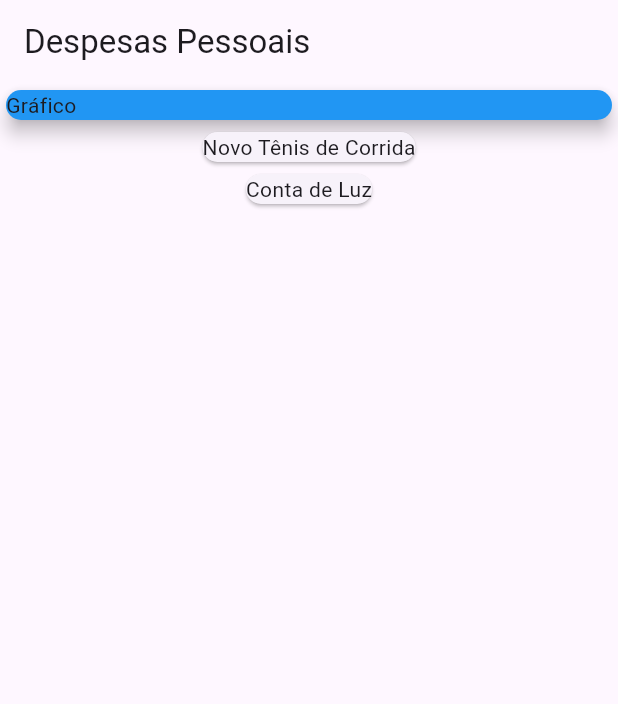
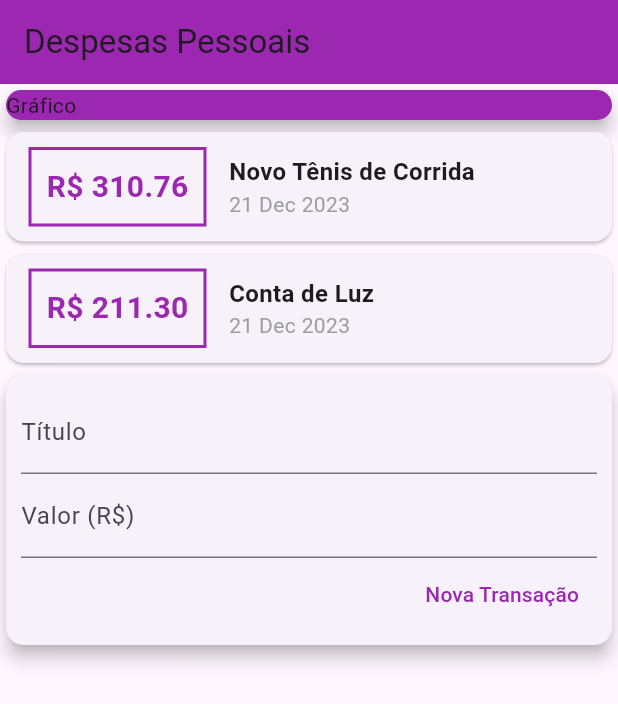
Before and after one commit to GabrielHR0sa/Learning_Flutter, a Flutter app: the screen it shows after launch, on a phone screen of 412 x 824 dp. Shown: the top 704 px of the screen. Run offline on Flutter 3.47's test engine with Material 3 defaults, Android fonts, the phone set to English and light mode, and no system bars.

```diff
--- a/expenses/lib/main.dart
+++ b/expenses/lib/main.dart
@@ -1,22 +1,25 @@
-import 'package:expenses/models/transaction.dart';
 import 'package:flutter/material.dart';
+import 'models/transaction.dart';
+import 'package:intl/intl.dart';
 
-void main() {
-  runApp(const ExpensesApp());
-}
+main() => runApp(const ExpensesApp());
 
 class ExpensesApp extends StatelessWidget {
-  const ExpensesApp({super.key});
-
+  const ExpensesApp({Key? key}) : super(key: key);
   @override
   Widget build(BuildContext context) {
     return MaterialApp(
-      home: MyHomePage(),
-    );
+        theme: ThemeData(appBarTheme: AppBarTheme(color: Colors.purple)),
+        home: MyHomePage());
   }
 }
 
 class MyHomePage extends StatelessWidget {
+  MyHomePage({Key? key}) : super(key: key);
+
+  final titleController = TextEditingController();
+  final valueController = TextEditingController();
+
   final _transactions = [
     Transaction(
       id: 't1',
@@ -29,7 +32,7 @@ class MyHomePage extends StatelessWidget {
       title: 'Conta de Luz',
       value: 211.30,
       date: DateTime.now(),
-    )
+    ),
   ];
 
   @override
@@ -39,11 +42,11 @@ class MyHomePage extends StatelessWidget {
         title: const Text('Despesas Pessoais'),
       ),
       body: Column(
+        crossAxisAlignment: CrossAxisAlignment.stretch,
         children: [
-            Container(
-              width: double.infinity,
-              child: const Card(
-                color: Colors.blue,
+          const SizedBox(
+            child: Card(
+              color: Colors.purple,
               child: Text('Gráfico'),
               elevation: 5,
             ),
@@ -51,11 +54,93 @@ class MyHomePage extends StatelessWidget {
           Column(
             children: _transactions.map((tr) {
               return Card(
-                  child: Text(tr.title),
+                child: Row(
+                  children: [
+                    Container(
+                      margin: const EdgeInsets.symmetric(
+                        horizontal: 15,
+                        vertical: 10,
+                      ),
+                      decoration: BoxDecoration(
+                        border: Border.all(
+                          color: Colors.purple,
+                          width: 2,
+                        ),
+                      ),
+                      padding: const EdgeInsets.all(10),
+                      child: Text(
+                        'R\$ ${tr.value.toStringAsFixed(2)}',
+                        style: const TextStyle(
+                          fontWeight: FontWeight.bold,
+                          fontSize: 20,
+                          color: Colors.purple,
+                        ),
+                      ),
+                    ),
+                    Column(
+                      crossAxisAlignment: CrossAxisAlignment.start,
+                      children: [
+                        Text(
+                          tr.title,
+                          style: const TextStyle(
+                            fontSize: 16,
+                            fontWeight: FontWeight.bold,
+                          ),
+                        ),
+                        Text(
+                          DateFormat('d MMM y').format(tr.date),
+                          style: const TextStyle(
+                            color: Colors.grey,
+                          ),
+                        ),
+                      ],
+                    ),
+                  ],
+                ),
               );
             }).toList(),
+          ),
+          Card(
+            elevation: 5,
+            child: Padding(
+              padding: const EdgeInsets.all(10),
+              child: Column(
+                children: [
+                  TextField(
+                    controller: titleController,
+                    decoration: const InputDecoration(
+                      labelText: 'Título',
+                    ),
+                  ),
+                  TextField(
+                    controller: valueController,
+                    decoration: const InputDecoration(
+                      labelText: 'Valor (R\$)',
+                    ),
+                  ),
+                  Row(
+                    mainAxisAlignment: MainAxisAlignment.end,
+                    children: <Widget>[
+                      TextButton(
+                        child: const Text(
+                          'Nova Transação',
+                          style: TextStyle(
+                            color: Colors.purple,
+                          ),
+                        ),
+                        onPressed: () {
+                          print(titleController.text);
+                          print(valueController.text);
+                        },
                       )
                     ],
-        ));
+                  ),
+                ],
+              ),
+            ),
+          )
+        ],
+      ),
+    );
   }
 }
--- a/expenses/pubspec.yaml
+++ b/expenses/pubspec.yaml
@@ -35,6 +35,7 @@ dependencies:
   # The following adds the Cupertino Icons font to your application.
   # Use with the CupertinoIcons class for iOS style icons.
   cupertino_icons: ^1.0.2
+  intl: ^0.19.0
 
 dev_dependencies:
   flutter_test:
```
Also changed, not shown: expenses/pubspec.lock. Lines whose indentation alone changed are shown as unchanged.
